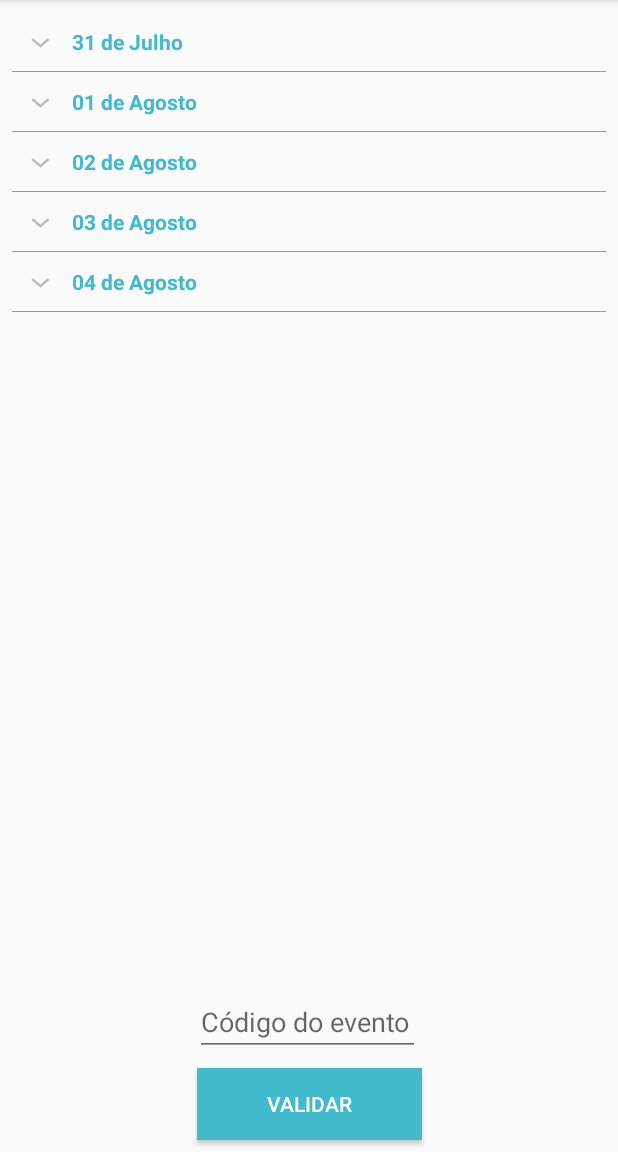
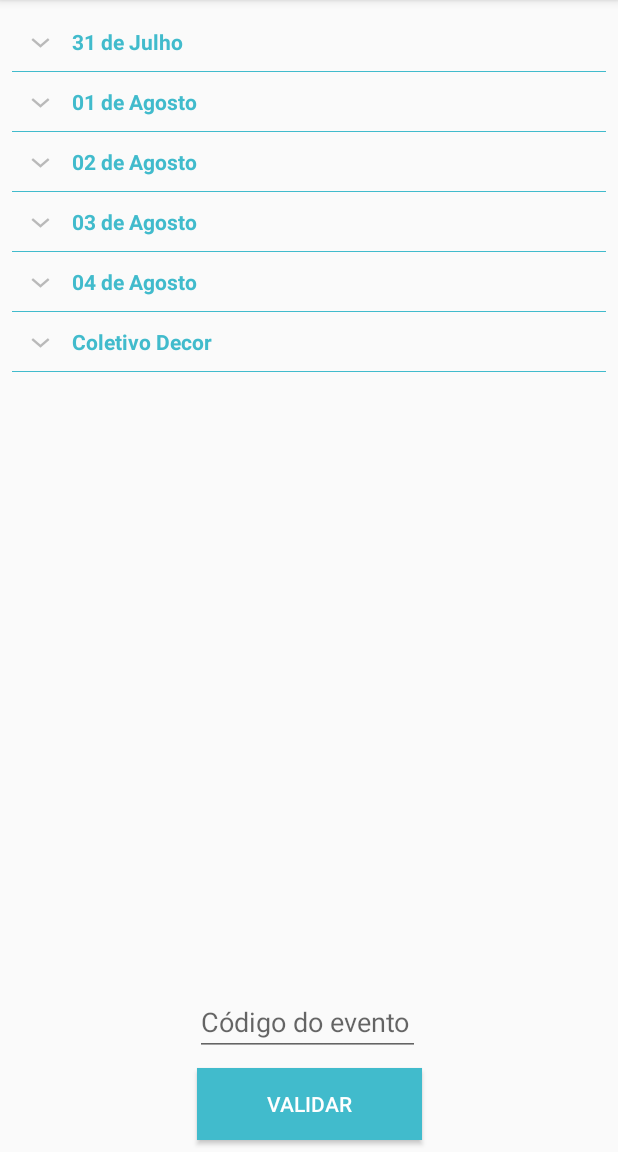
Before and after one commit to AlexBolot/Seacom2017, an Android app: the screen it shows after launch (MainActivity), on a phone screen of 412 x 824 dp, the part 84-1236 px from its top. Run offline under Robolectric (Android 15) with nearby library versions, the phone set to English and light mode, and no system bars.

Commit message:
Adding all the informations

```diff
--- a/app/src/main/java/alexandre/bolot/seacom2017/DataProvider.java
+++ b/app/src/main/java/alexandre/bolot/seacom2017/DataProvider.java
@@ -10,7 +10,7 @@ import java.util.List;
  .
  . The DataProvider	 Class was Coded by : Alexandre BOLOT
  .
- . Last Modified : 14/07/17 02:49
+ . Last Modified : 29/07/17 19:40
  .
  . Contact : bolotalex06@gmail.com
  ...............................................................................................................................*/
@@ -19,45 +19,83 @@ public class DataProvider
 {
     public static HashMap<String, List<String>> getExtendedListViewData ()
     {
-        LinkedHashMap<String, List<String>> moviesDetails = new LinkedHashMap<>();
+        LinkedHashMap<String, List<String>> linkedHashMap = new LinkedHashMap<>();
 
         List<String> events3107 = new ArrayList<>();
-        events3107.add("19h00 : 21h00 — Mesa redonda\nDiscussão sobre “Semiótica”");
+        events3107.add("—— Local —— Sala ambiente do curso de Jornalismo, Bloco Walter Félix.");
+        events3107.add("19h00 : 21h00 — Mesa redonda —> #mesa1\nDiscussão sobre “Semiótica”");
         events3107.add("21h00 : 21h30 — Coffe-Break");
 
         List<String> events0108 = new ArrayList<>();
-        events0108.add("19h00 : 21h00 — Mesa redonda\nDiscussão sobre “Comunicação, Imaginário e Amazônia”");
-        events0108.add("21h00 : 22h30 — Mesa redonda\nDiscussão sobre “Comunicação, Literatura e Gênero”");
+        events0108.add("—— Local —— Sala ambiente do curso de Jornalismo, Bloco Walter Félix.");
+        events0108.add("19h00 : 21h00 — Mesa redonda —> #mesa2\nDiscussão sobre “Comunicação, Imaginário e Amazônia”");
+        events0108.add("21h00 : 22h30 — Mesa redonda —> #mesa3\nDiscussão sobre “Comunicação, Literatura e Gênero”");
 
         List<String> events0208 = new ArrayList<>();
-        events0208.add("21h00 - Mesa redonda\nTema: “A comunicação digital e os novos modelos de trabalho”");
-        events0208.add("19h00 - Abertura e Palestra");
+        events0208.add("—— Local —— Centro de Convenções, Sala Pedro Martinello");
+        events0208.add("17h30 - Mesa redonda\nTema: “A comunicação digital e os influenciadores digitais” com a participação de Igor Martins do ComIgor Tv, " + "Maykeline Maia  e Elita Maia do Divando Blogger, Lucas do Vale e Wesley Santos do Desacreditados.");
+        events0208.add("19h00 - Abertura e Palestra “Comunicação digital e modelos de trabalho”, com a jornalista Taís Seibt");
         events0208.add("21h00 - Encerramento e Coffe-Break");
 
         List<String> events0308 = new ArrayList<>();
-        events0308.add("08h00 : 11h00 — Minicurso\n“TelejornalismoConvergente”");
-        events0308.add("08h00 : 12h00 — Minicurso\n“Quero ser um videomaker, e agora”");
-        events0308.add("08h00 : 12h00 — Minicurso\n“Ciberjornalismo: escrever para internet”");
-        events0308.add("14h00 : 17h00 — Minicurso\n“Produção de podcasts”");
-        events0308.add("14h00 : 18h00 — Minicurso\n“Criando uma epresa de sucesso”");
-        events0308.add("14h00 : 18h00 — Minicurso\n“Fact-checking: como checar o discurso público e combater notícias falsas”");
-        events0308.add("19h00 — Aoresebtação acadêmicos e científicos”");
+        events0308.add("—— Manhã ——");
+        events0308.add("08h00 : 11h00 — Minicurso —> #telejornalismo\n“TelejornalismoConvergente”\nLocal: Bloco Walter Felix II, Laboratório de TV");
+        events0308.add("08h00 : 12h00 — Minicurso —> #videomaker\n“Quero ser um videomaker, e agora”\nLocal: Bloco Walter Felix II, Sala Ambiente de Jornalismo");
+        events0308.add(
+                "08h00 : 12h00 — Minicurso —> #ciberjornalismo\n“Ciberjornalismo: escrever para internet”\nLocal: Bloco Walter Felix II, Laboratório de Informática");
+        events0308.add("—— Tarde ——");
+        events0308.add("14h00 : 17h00 — Minicurso —> #empresa\n“Produção de podcasts”\nLocal: Centro de Convenções, Sala Adriana Santelli");
+        events0308.add("14h00 : 18h00 — Minicurso —> #podcasts\n“Criando uma epresa de sucesso”\nLocal: Bloco Walter Felix II, Laboratório de Informática");
+        events0308.add(
+                "14h00 : 18h00 — Minicurso —> #noticiasfalsas\n“Fact-checking: como checar o discurso público e combater notícias falsas”\nLocal: Bloco Walter Felix, Sala Ambiente de Jornalismo");
+        events0308.add("—— Noite ——");
+        events0308.add("19h00 — “Aoresebtação acadêmicos e científicos”\nLocal: Bloco Walter Felix II");
 
         List<String> events0408 = new ArrayList<>();
-        events0408.add("08h00 : 11h00 — Minicurso\n“Introdução a roteiro de cinema”");
-        events0408.add("08h00 : 12h00 — Minicurso\n“Telejornalismo e a realidade acreana”");
-        events0408.add("14h00 : 16h00 — Minicurso\n“No topo das buscas: como aparecer na primeira página do Google”");
-        events0408.add("14h00 : 16h00 — Minicurso\n“Fotojornalista: uma profissão em extinção”");
-        events0408.add("18h00 — Mesa redonda\n“O empreendedorismo e a comunicação” com a presença de Rodrigo Pires, Késia Façanha e Veriana Ribeiro");
-        events0408.add("19h30 — Palestra");
-        events0408.add("21h00 — Premiação dos Trabalhos Acadêmicos e Prêmio Alcântara de Fotographia");
+        events0308.add("—— Manhã ——");
+        events0408.add("08h00 : 11h00 — Minicurso —> #roteiro\n“Introdução a roteiro de cinema”\nLocal: Centro de Convenções, Sala Adriana Santelli");
+        events0408.add(
+                "08h00 : 12h00 — Minicurso —> #realidadeacreana\n“Telejornalismo e a realidade acreana”\nLocal: Bloco Walter Felix II, Sala de Telejornalismo");
+        events0308.add("—— Tarde ——");
+        events0408.add(
+                "14h00 : 16h00 — Minicurso —> #google\n“No topo das buscas: como aparecer na primeira página do Google”\nLocal: Bloco Walter Felix II, Sala de Informática");
+        events0408.add(
+                "14h00 : 16h00 — Minicurso —> #fotojornalismo\n“Fotojornalista: uma profissão em extinção”\nLocal: Centro de Convenções, Sala Adriana Santelli");
+        events0308.add("—— Noite ——");
+        events0408.add(
+                "18h00 — Mesa redonda: “O empreendedorismo e a comunicação” com a presença de Alan Rick, Rodrigo Pires, Veriana Ribeiro e Natan Peres \nLocal: Centro de Convenções, Sala Pedro Martinello\nMediadora: Tatyana Lima");
+        events0408.add(
+                "19h30 — Palestra “Liberdade de Expressão e Direito à Informação no Ciberespaço: Comunicação Sem Fronteiras no Mundo Conectado”, com o juiz Giordane Dourado. Local: Centro de Convenções, Sala Pedro Martinello");
+        events0408.add("21h00 — Premiação dos Trabalhos Acadêmicos e Prêmio Alcântara de Fotografia \nLocal: Centro de Convenções, Área Aberta");
+        events0408.add("21h30 — Programação Cultural (Acústico Seacom, com Jonathan Rabelo)");
 
-        moviesDetails.put("31 de Julho", events3107);
-        moviesDetails.put("01 de Agosto", events0108);
-        moviesDetails.put("02 de Agosto", events0208);
-        moviesDetails.put("03 de Agosto", events0308);
-        moviesDetails.put("04 de Agosto", events0408);
+        List<String> coletivoDecor = new ArrayList<>();
+        coletivoDecor.add("– Exposição de bonsai e kokedama com Amazônia Bonsai **");
+        coletivoDecor.add("– Caricaturas ao vivo com Studio Paulo Tonon **");
+        coletivoDecor.add("– Quick massagem com Fernanda Zanatta **");
+        coletivoDecor.add("– Cenário pela Sulatina Móveis da Amazônia");
+        coletivoDecor.add("——— Dia 03/08, quinta-feira ———");
+        coletivoDecor.add("—— Manhã ——");
+        coletivoDecor.add("10h00 : 11h30 — Oficina de desenho artístico : da cópia à criação com Paulo Tonon *");
+        coletivoDecor.add("—— Tarde ——");
+        coletivoDecor.add("17h00 : 18h30 — Oficina de contação de histórias com Luís Eduardo Ferreira ***");
+        coletivoDecor.add("——— Dia 04/08, sexta-feira ———");
+        coletivoDecor.add("—— Manhã ——");
+        coletivoDecor.add("10h00 : 11h30 — Oficina de escrita afetiva com Bruna Guedes **");
+        coletivoDecor.add("—— Tarde ——");
+        coletivoDecor.add("17h00 : 18h30 – Oficina de expressão em movimento – fluindo no mat pilates com Ana Sansara Caires *");
+        coletivoDecor.add("");
+        coletivoDecor.add("* Dúvidas e informações com Rafaela Zanatta, o Coletivo Decor (68.9 9950-1850)");
+        coletivoDecor.add("** Venda de Produtos e Serviços");
+        coletivoDecor.add("*** Oficinas gratuitas, inscrições antecipadas com Vagas Limitadas!");
 
-        return moviesDetails;
+        linkedHashMap.put("31 de Julho", events3107);
+        linkedHashMap.put("01 de Agosto", events0108);
+        linkedHashMap.put("02 de Agosto", events0208);
+        linkedHashMap.put("03 de Agosto", events0308);
+        linkedHashMap.put("04 de Agosto", events0408);
+        linkedHashMap.put("Coletivo Decor", coletivoDecor);
+
+        return linkedHashMap;
     }
 }
--- a/app/src/main/res/layout/specific_view.xml
+++ b/app/src/main/res/layout/specific_view.xml
@@ -4,7 +4,7 @@
   .
   . The specific_view.xml	 Class was Coded by : Alexandre BOLOT
   .
-  . Last Modified : 14/07/17 03:30
+  . Last Modified : 29/07/17 18:11
   .
   . Contact : bolotalex06@gmail.com
   .............................................................................................................................-->
@@ -22,7 +22,7 @@
             app:layout_constraintRight_toRightOf="parent"
             android:id="@+id/txtHeader"
             android:layout_width="0dp"
-            android:layout_height="40dp"
+            android:layout_height="60dp"
             android:layout_marginTop="0dp"
             android:layout_marginLeft="0dp"
             android:textStyle="bold"
@@ -49,12 +49,11 @@
             android:layout_marginRight="8dp"
             android:layout_marginTop="8dp"
             android:layout_marginBottom="8dp"
-            android:gravity="top|start|fill"
             android:visibility="visible"
             android:textSize="18sp"
 
             android:maxLines="21"
             android:scrollbars="vertical"
-            />
+            android:gravity="top|start"/>
 
 </android.support.constraint.ConstraintLayout>
--- a/app/src/main/res/values/strings.xml
+++ b/app/src/main/res/values/strings.xml
@@ -3,7 +3,7 @@
   .
   . The strings.xml	 Class was Coded by : Alexandre BOLOT
   .
-  . Last Modified : 12/07/17 19:42
+  . Last Modified : 29/07/17 19:20
   .
   . Contact : bolotalex06@gmail.com
   .............................................................................................................................-->
@@ -14,40 +14,116 @@
     <string name="validate">Validar</string>
 
     <string-array name="eventCodes">
-        <item>#Code1</item>
-        <item>#Code2</item>
-        <item>#Code3</item>
+        <item>#mesa1</item>
+
+        <item>#mesa2</item>
+        <item>#mesa3</item>
+
+        <item>#telejornalismo</item>
+        <item>#videomaker</item>
+        <item>#ciberjornalismo</item>
+        <item>#empresa</item>
+        <item>#podcasts</item>
+        <item>#noticiasfalsas</item>
+
+        <item>#roteiro</item>
+        <item>#realidadeacreana</item>
+        <item>#google</item>
+        <item>#fotojornalismo</item>
     </string-array>
 
     <string-array name="eventHeaders">
-        <item>Header1</item>
-        <item>Header2</item>
-        <item>Header3</item>
+        <item>Semiótica</item>
+
+        <item>Discussão sobre “Comunicação, Imaginário e Amazônia”</item>
+        <item>Discussão sobre “Comunicação, Literatura e Gênero”</item>
+
+        <item>Minicurso “#Telejornalismoconvergente”</item>
+        <item>Minicurso “Quero ser um videomaker, e agora?”</item>
+        <item>Minicurso “Ciberjornalismo: escrever para internet”</item>
+
+        <item>Minicurso “Criando uma empresa de sucesso”</item>
+        <item>Minicurso “Produção de podcasts”</item>
+        <item>“Fact-checking: como checar o discurso público e combater notícias falsas”</item>
+
+        <item>Minicurso “Introdução a roteiro de cinema”</item>
+        <item>Minicurso “Telejornalismo e a realidade acreana”</item>
+        <item>Minicurso “No topo das buscas: como aparecer na primeira página do Google”</item>
+        <item>Minicurso “Fotojornalista: uma profissão em extinção”</item>
     </string-array>
 
     <string-array name="eventContents">
-        <item>Etiam turpis neque, malesuada a odio eu, sagittis aliquet augue. Interdum et malesuada fames ac ante ipsum primis in faucibus. Praesent aliquam
-            nunc at suscipit hendrerit. Integer congue nec tellus id porta. Mauris congue magna at aliquet auctor. Quisque sagittis, nunc sit amet cursus
-            sodales, ligula magna porta risus, sit amet interdum nibh metus vitae metus. Sed mollis lacus nec volutpat porta. In efficitur leo at sapien
-            scelerisque, eu semper est consectetur.\n
-            Curabitur aliquam efficitur arcu in volutpat. Mauris maximus nisl turpis, at rutrum magna feugiat non. Nullam arcu dolor, mollis sed suscipit
-            dictum, efficitur et tortor. Phasellus euismod mi.\n\n
-            Etiam turpis neque, malesuada a odio eu, sagittis aliquet augue. Interdum et malesuada fames ac ante ipsum primis in faucibus. Praesent aliquam
-            nunc at suscipit hendrerit. Integer congue nec tellus id porta. Mauris congue magna at aliquet auctor. Quisque sagittis, nunc sit amet cursus
-            sodales, ligula magna porta risus, sit amet interdum nibh metus vitae metus. Sed mollis lacus nec volutpat porta. In efficitur leo at sapien
-            scelerisque, eu semper est consectetur.\n
-            Curabitur aliquam efficitur arcu in volutpat. Mauris maximus nisl turpis, at rutrum magna feugiat non. Nullam arcu dolor, mollis sed suscipit
-            dictum, efficitur et tortor. Phasellus euismod mi.</item>
-        <item>Aenean facilisis tempus imperdiet. In porttitor facilisis elementum. Cras vehicula nec nibh eu molestie. Etiam tincidunt erat nibh, vitae
-            hendrerit risus aliquet a. Vestibulum placerat leo vel vehicula ultrices. Curabitur tempor, orci sed efficitur placerat, risus sem scelerisque
-            ipsum, non rutrum lacus leo et arcu. Donec laoreet convallis velit, ac scelerisque ex feugiat in. Phasellus vehicula placerat augue. Suspendisse
-            dapibus ante et risus faucibus, nec dapibus quam pulvinar. Nam auctor nunc tellus, non facilisis nibh pharetra quis. Maecenas eget est sed lacus
-            mollis sollicitudin vel in augue. Pellentesque habitant morbi tristique senectus et netus et malesuada fames ac turpis egestas.</item>
-        <item>Pellentesque ullamcorper, ex laoreet viverra ultricies, elit metus rhoncus est, nec fringilla lectus nisl sed mauris. Etiam sit amet maximus
-            odio. Pellentesque quis ultricies nunc, sed dictum odio. Integer porttitor fringilla elit eu tincidunt. Morbi tempus mauris id est sagittis
-            fermentum. Proin accumsan a nisi ut efficitur. Proin in dolor lobortis, viverra nisi a, commodo nisl. Duis ac augue eleifend, blandit nulla ac,
-            volutpat tortor. In rutrum mauris leo, nec commodo mauris luctus at. Maecenas non diam leo.\n
-            Cras posuere nulla sed tellus blandit sollicitudin sed et purus. Integer ut massa non felis lacinia maximus quis a nisi. Sed fringilla.</item>
+        <item>
+            • “Literatura e tradução interssemiótica”, Luciana Maira de Salles Pereira (Mestre em Letras – Linguagem e Identidade /IFAC).\n\n
+            • “Funções sígnicas (signos) e quadrinhos”, Carlos Frederico Silva de Oliveira (Mestrando em Letras/UFAC).
+        </item>
+        <item>
+            • “Representação e imaginário na Amazônia: um estudo sobre o jornalismo do G1 Acre”, Karolini de Oliveira (FAPAC/UFAC).\n
+            • “O caminho das representações no documentário O Acre Existe”, Glauco Capper da Rocha (Mestrando em Letras/UFAC).\n
+            • “Jornalismo e meio ambiente em pauta: a criação de um livro”, Priscila Cristina Miranda (Graduada em Comunicação Social/Jornalismo).
+        </item>
+        <item>
+            • “Jornalismo nas margens: vidas anônimas e micro-história emO olho da rua, de Eliane Brum”, Francisco Aquinei Timóteo Queirós (Doutorando em
+            Comunicação UFAC/Unisinos).\n
+            • “Sujeitos dissidentes das heteronormas: representações sociais nos jornais O Rio Branco e A Gazeta do Acre (1980-1989)”, Samyr Farias Leite
+            (Mestrando em Letras/UFAC).
+        </item>
+        <item>
+            Ministrante: Thiago Rogeh\nCarga horária: 3h.\n\n
+            #Convergenciadigital #telejornalismo #interatividade #linguagem. A comunicação digital e a convergência midiática impulsionaram o jornalismo para
+            novos caminhos. Caminhos que são descobertos (neste exato momento) por jornalistas e pensadores da comunicação. Como o telejornalismo tem se moldado
+            às novas tendências? Como a linguagem padrão absorveu a realidade web? O telejornalismo vai acabar? Essas perguntas vão ser discutidas no minicurso
+            “Telejornalismo convergente”. O minicurso vai analisar os impactos na linguagem do telejornalismo em sua nova versão. Como a interatividade com o
+            telespectador mudou e se configura em uma das mais importantes  facetas da comunicação digital. E a evolução no perfil de jornalista e os novos
+            mercados que podem (e devem) ser explorados.
+        </item>
+        <item>
+            Ministrante: Ciro Facundo\nCarga horária: 4h.\n\n
+            Onde vivem? De que se alimentam? Como se reproduzem? Cinema, televisão e VoD: Diferenciação dos setores do audiovisual e suas peculiaridades.
+            Cumulação de funções: Fluxo de trabalho de um videomaker. Consigo fazer tudo sozinho ou tenho que ter uma equipe?
+        </item>
+        <item>
+            Ministrante: Gilberto Lobo\nCarga Horária 4h.\n\n
+            O minicurso trata de fundamentos da escrita jornalística para internet e da prática no ciberjornalismo.
+        </item>
+        <item>
+            Ministrante: Fábio Ortiz – Carga Horária 4h.\n\n
+            Entendendo o negócio e aprendendo a empreender; Segmentos de Clientes; Tipos de segmentos de clientes: Plataformas/mercados multilaterais, mercados
+            de massa, mercados de nicho, mercados diversificados e mercados segmentados; Proposta de Valor; Canais; Relacionamento com Clientes; Fontes de
+            Receita; Recursos Principais; Atividades chave; Parcerias principais; Estrutura de Custo.
+        </item>
+        <item>
+            Ministrante: Tatyana Lima – Carga Horária: 3 h.\n\n
+            O minicurso pretende contribuir para a compreensão da dinâmica de produção de conteúdos informativos em áudio para a internet (usado pelos meios
+            jornalísticos,  assessorias de comunicação de instituições públicas e privadas). Os conteúdos serão técnicas e exemplos de como montar um podcast
+            com o propósito de informar ou divulgar um serviço, produto ou pessoa/empresa. Também haverá um momento de prática, onde os alunos poderão iniciar
+            a produção de seus próprios podcasts.
+        </item>
+        <item>
+            Ministrante: Taís Seibt – Carga Horária: 4h.\n\n
+            A origem do fact-checking. Experiências de checagem no Brasil. Métodos para checar o discurso público. Jornalismo guiado por dados e lei de acesso à
+            informação. Fact-checking na prática.
+        </item>
+        <item>
+            Ministrantes: Priscila Araújo e Victor Silveira – Carga Horária: 4 h.\n\n
+            O curso tem como característica principal entender de que forma o roteiro é estruturado e quais os elementos que podem tornar essa narrativa tão
+            atraente. Entender como é a estrutura de um roteiro e de forma prática utilizar uma ideia para desenvolver o projeto de um roteiro.
+        </item>
+        <item>
+            Ministrante: Jardel Costa Angelim – Carga Horária: 4 h.\n\n
+            Como é elaborado um telejornal, desde a produção da pauta até o conteúdo final, quando vai ao ar. Quais as principais dificuldades de se trabalhar
+            na região e a realidade encontrada nas redações acreanas.
+        </item>
+        <item>
+            Ministrante: Thiago Cabral – Carga Horária: 2 h.\n\n
+            Definição de tráfego orgânico; Pesquisa de palavras-chave para planejar conteúdo; Como funciona o rankeamento do Google; Aplicação de estratégias de
+            SEO. Apresentar ferramentas que possam auxiliar nas escolhas de conteúdo geradores de cliques. Proporcionar o entendimento dos mecanismos usados
+            pelo Google na ferramenta de busca. Orientar os estudantes a otimizar os conteúdos postados em sites e blogs através do uso de palavras-chaves.
+        </item>
+        <item>
+            Ministrante: Marcos Vicentti – Carga Horária: 2 h.\n\n
+            A História do Fotojornalismo. Ampliar a visão crítica em relação a fotojornalismo como meio de expressão informativa.
+        </item>
     </string-array>
 
 </resources>
```
